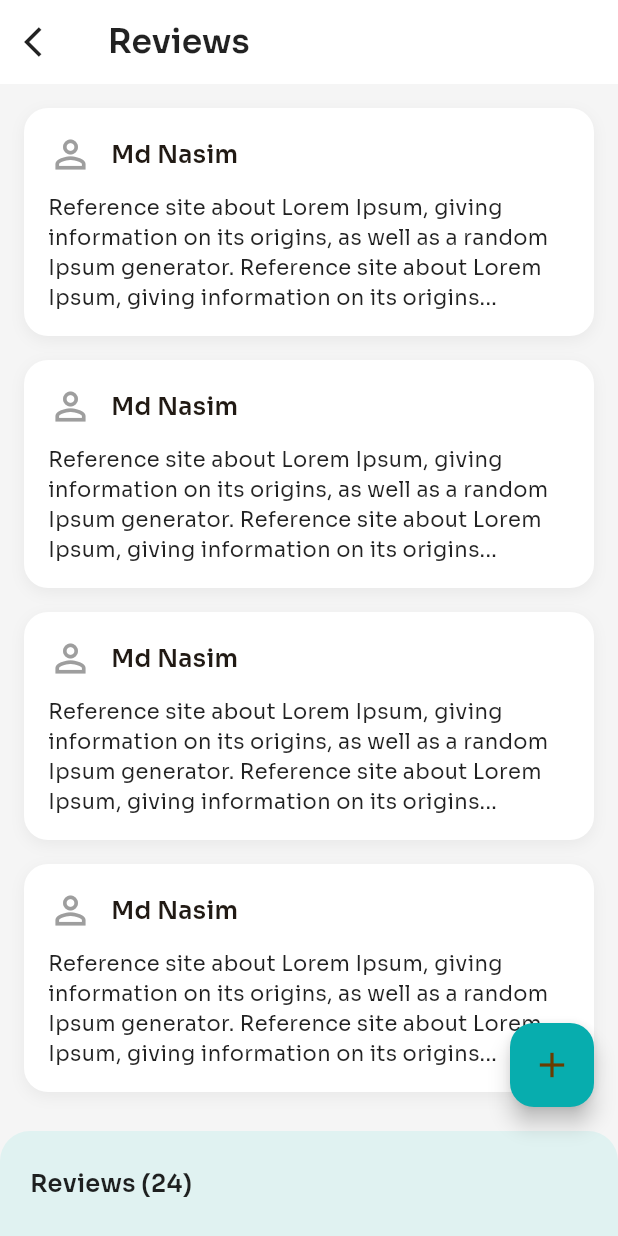
After one commit to mdnasim69/ecommerce, a Flutter app: the ReviewScreen screen opened directly, on a phone screen of 412 x 824 dp. The commit adds this screen. Run offline on Flutter 3.47's test engine with Material 3 defaults, Android fonts, the phone set to English and light mode, and no system bars; our stand-ins replace carousel_slider, circular_countdown_timer, email_validator, firebase_auth, firebase_core, firebase_crashlytics and 6 more; accounts and stored records are empty; network calls fail.

Commit message:
complited ecommerce project

```diff
--- a/lib/App/ControllerBinder.dart
+++ b/lib/App/ControllerBinder.dart
@@ -5,6 +5,7 @@ import 'package:ecommerce/Features/Auth/UI/Controllers/SignUp_controller.dart';
 import 'package:ecommerce/Features/Auth/UI/Controllers/UpdateProfileController.dart';
 import 'package:ecommerce/Features/Cart/UI/Controller/CartListItem_controller.dart';
 import 'package:ecommerce/Features/Category/UI/controller/category_controller.dart';
+import 'package:ecommerce/Features/Common/UI/Controller/AddToCart_controller.dart';
 import 'package:ecommerce/Features/Common/UI/Controller/Slide_controller.dart';
 import 'package:ecommerce/Features/product/UI/Controller/NewProduct_controller.dart';
 import 'package:ecommerce/Features/product/UI/Controller/SpacialProduct_controller.dart';
@@ -29,5 +30,6 @@ class ControllerBinder extends Bindings{
     Get.put(UpdateProfileController());
     Get.put(WishListController());
     Get.put(CartListController());
+    Get.lazyPut(()=>AddToCartController());
   }
 }
--- a/lib/App/app_routes.dart
+++ b/lib/App/app_routes.dart
@@ -5,6 +5,7 @@ import 'package:ecommerce/Features/Auth/UI/Screens/Splash_Screen.dart';
 import 'package:ecommerce/Features/Auth/UI/Screens/UpdateProfilescreen.dart';
 import 'package:ecommerce/Features/Category/data/categoryModel.dart';
 import 'package:ecommerce/Features/product/UI/Controller/SpacialProduct_controller.dart';
+import 'package:ecommerce/Features/product/UI/screens/ReviewScreen.dart';
 import 'package:ecommerce/Features/product/UI/screens/SpacialProduct_List.dart';
 import 'package:ecommerce/Features/product/UI/screens/newProduct_List.dart';
 import 'package:ecommerce/Features/product/UI/screens/product_details.dart';
@@ -42,6 +43,8 @@ class AppRoutes {
     }
     else if (setting.name == UpdateProfileScreen.name) {
       widget = UpdateProfileScreen();
+    }else if (setting.name == ReviewScreen.name) {
+      widget = ReviewScreen();
     }
     return MaterialPageRoute(builder: (context) => widget);
   }
--- a/lib/Features/Common/UI/Widgets/ProductCard.dart
+++ b/lib/Features/Common/UI/Widgets/ProductCard.dart
@@ -1,8 +1,10 @@
 import 'package:ecommerce/Features/Common/UI/Controller/AddToWishList_controller.dart';
+import 'package:ecommerce/Features/WishList/UI/Controller/WishListController.dart';
 import 'package:ecommerce/Features/product/UI/screens/product_details.dart';
 import 'package:ecommerce/Features/product/data/productModel.dart';
 import 'package:ecommerce/core/Message/message.dart';
 import 'package:flutter/material.dart';
+import 'package:get/get.dart';
 
 import '../../../../App/app_colors.dart';
 import '../../../../App/assets_path.dart';
@@ -95,6 +97,7 @@ class ProductCard extends StatelessWidget {
                                     );
                                    if(res){
                                      ShowMessage(context, "Added to your wish list");
+                                     Get.find<WishListController>().wishList();
                                    }else{
                                      ShowMessage(context, addToWishListController.errorMsg.toString());
                                    }
--- /dev/null
+++ b/lib/Features/product/UI/screens/ReviewScreen.dart
@@ -0,0 +1,116 @@
+import 'package:ecommerce/App/app_colors.dart';
+import 'package:flutter/material.dart';
+
+class ReviewScreen extends StatelessWidget {
+  const ReviewScreen({super.key});
+static const String name ="/reviewScreen";
+  @override
+  Widget build(BuildContext context) {
+    return Scaffold(
+      backgroundColor: Colors.grey.shade100,
+
+      // ---------------- AppBar ----------------
+      appBar: AppBar(
+        leading: IconButton(
+          icon: Icon(Icons.arrow_back_ios, color: Colors.black87),
+          onPressed: () => Navigator.pop(context),
+        ),
+        title: Text(
+          "Reviews",
+          style: TextStyle(color: Colors.black87, fontWeight: FontWeight.w600),
+        ),
+        backgroundColor: Colors.white,
+        elevation: 0,
+      ),
+
+      // ---------------- Body (List of Reviews) ----------------
+      body: ListView.builder(
+        padding: EdgeInsets.all(16),
+        itemCount: 4,
+        itemBuilder: (context, index) {
+          return Container(
+            margin: EdgeInsets.only(bottom: 16),
+            padding: EdgeInsets.all(16),
+            decoration: BoxDecoration(
+              color: Colors.white,
+              borderRadius: BorderRadius.circular(16),
+              boxShadow: [
+                BoxShadow(
+                    blurRadius: 8,
+                    color: Colors.black.withOpacity(0.05),
+                    offset: Offset(0, 3))
+              ],
+            ),
+            child: Column(
+              crossAxisAlignment: CrossAxisAlignment.start,
+              children: [
+                // ---------- Header Row ----------
+                Row(
+                  children: [
+                    Icon(Icons.person_outline, size: 30, color: Colors.grey),
+                    SizedBox(width: 12),
+                    Text(
+                      "Md Nasim",
+                      style: TextStyle(
+                        fontSize: 16,
+                        fontWeight: FontWeight.w600,
+                      ),
+                    )
+                  ],
+                ),
+                SizedBox(height: 10),
+
+                // ---------- Review Text ----------
+                Text(
+                  "Reference site about Lorem Ipsum, giving information on its "
+                      "origins, as well as a random Ipsum generator. Reference "
+                      "site about Lorem Ipsum, giving information on its origins...",
+                  style: TextStyle(
+                    fontSize: 14,
+                    color: Colors.black87,
+                    height: 1.4,
+                  ),
+                ),
+              ],
+            ),
+          );
+        },
+      ),
+
+      // ---------------- Bottom Bar + Floating Button ----------------
+      bottomNavigationBar: Container(
+        padding: EdgeInsets.symmetric(horizontal: 20),
+        height: 70,
+        decoration: BoxDecoration(
+          color: Colors.teal.shade50,
+          borderRadius: BorderRadius.only(
+            topLeft: Radius.circular(20),
+            topRight: Radius.circular(20),
+          ),
+        ),
+        child: Row(
+          mainAxisAlignment: MainAxisAlignment.spaceBetween,
+          children: [
+            Text(
+              "Reviews (24)",
+              style: TextStyle(
+                fontSize: 16,
+                fontWeight: FontWeight.w600,
+                color: Colors.black87,
+              ),
+            ),
+            SizedBox(width: 60), // give space for FAB
+          ],
+        ),
+      ),
+
+      floatingActionButton: FloatingActionButton(
+        onPressed: () {},
+        backgroundColor: AppColors.themeColors1,
+        child: Icon(Icons.add, size: 28),
+      ),
+
+      floatingActionButtonLocation: FloatingActionButtonLocation.endFloat,
+    );
+  }
+}
--- a/lib/Features/product/UI/screens/product_details.dart
+++ b/lib/Features/product/UI/screens/product_details.dart
@@ -7,6 +7,7 @@ import 'package:ecommerce/Features/product/UI/Widgets/CarouselWidget.dart';
 import 'package:ecommerce/Features/product/UI/Widgets/ColorsPicker.dart';
 import 'package:ecommerce/Features/Common/UI/Widgets/ProductCount_widget.dart';
 import 'package:ecommerce/Features/product/UI/Widgets/SizePicker.dart';
+import 'package:ecommerce/Features/product/UI/screens/ReviewScreen.dart';
 import 'package:ecommerce/core/Message/message.dart';
 import 'package:flutter/material.dart';
 import 'package:get/get.dart';
@@ -117,7 +118,9 @@ class _ProductDetailsState extends State<ProductDetails> {
                                         ),
                                         SizedBox(width: 16),
                                         GestureDetector(
-                                          onTap: () {},
+                                          onTap: () {
+                                            Navigator.pushNamed(context, ReviewScreen.name);
+                                          },
                                           child: Text(
                                             "Reviews",
                                             style: TextStyle(
```
Also changed, not shown: lib/Features/Cart/UI/widgets/CartItem.dart (+11 -7 lines), lib/Features/Common/UI/screens/main_bottom_nav_screen.dart (+37 -2 lines), lib/Features/WishList/UI/Widgets/WishItem.dart (+74 -24 lines).
